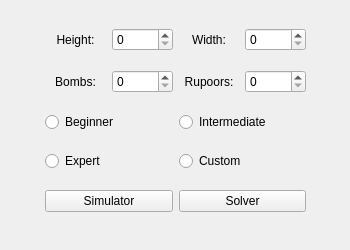
Above: settingswindow.ui from Tyranisaur/Thrilldigger before the change. Below: the same form after it.
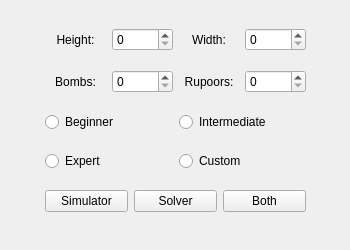
That is the form after the change.

```diff
--- a/settingswindow.ui
+++ b/settingswindow.ui
@@ -184,6 +184,13 @@
          </property>
         </widget>
        </item>
+       <item>
+        <widget class="QPushButton" name="bothButton">
+         <property name="text">
+          <string>Both</string>
+         </property>
+        </widget>
+       </item>
       </layout>
      </item>
     </layout>
```
